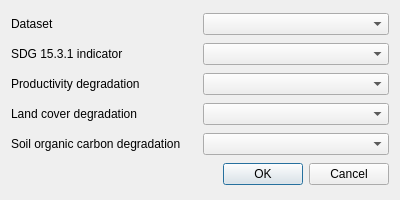
Old version of the form LDMP/gui/DlgSelectDS.ui in the repository ConservationInternational/trends.earth.
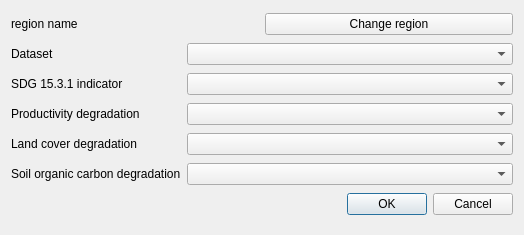
New version of the form. Custom widgets are drawn as their Qt base class.

Commit message: Finalize window for false pos/negative recoding

Diff of the .ui file:
```diff
--- a/LDMP/gui/DlgSelectDS.ui
+++ b/LDMP/gui/DlgSelectDS.ui
@@ -6,22 +6,15 @@
    <rect>
     <x>0</x>
     <y>0</y>
-    <width>400</width>
-    <height>200</height>
+    <width>524</width>
+    <height>235</height>
    </rect>
   </property>
   <property name="windowTitle">
    <string>Dataset selection</string>
   </property>
   <layout class="QGridLayout" name="gridLayout">
-   <item row="0" column="0">
-    <widget class="QLabel" name="label">
-     <property name="text">
-      <string>Dataset</string>
-     </property>
-    </widget>
-   </item>
-   <item row="0" column="1">
+   <item row="1" column="1">
     <widget class="WidgetDataIOSelectTEDatasetExisting" name="combo_dataset">
      <property name="dataset_type" stdset="0">
       <string>sdg-15-3-1-summary</string>
@@ -29,62 +22,102 @@
     </widget>
    </item>
    <item row="2" column="1">
-    <widget class="WidgetDataIOSelectTELayerExisting" name="combo_prod">
-     <property name="layer_type" stdset="0">
-      <string>Land Productivity Dynamics (from JRC)</string>
-     </property>
-    </widget>
-   </item>
-   <item row="2" column="0">
-    <widget class="QLabel" name="label_3">
-     <property name="text">
-      <string>Productivity degradation</string>
-     </property>
-    </widget>
-   </item>
-   <item row="3" column="0">
-    <widget class="QLabel" name="label_4">
-     <property name="text">
-      <string>Land cover degradation</string>
-     </property>
-    </widget>
-   </item>
-   <item row="1" column="1">
     <widget class="WidgetDataIOSelectTELayerExisting" name="combo_sdg">
      <property name="layer_type" stdset="0">
       <string>SDG 15.3.1 Indicator</string>
      </property>
     </widget>
    </item>
-   <item row="4" column="1">
-    <widget class="WidgetDataIOSelectTELayerExisting" name="combo_soil">
-     <property name="layer_type" stdset="0">
-      <string>Soil organic carbon (degradation)</string>
-     </property>
-    </widget>
-   </item>
-   <item row="4" column="0">
+   <item row="5" column="0">
     <widget class="QLabel" name="label_5">
      <property name="text">
       <string>Soil organic carbon degradation</string>
      </property>
     </widget>
    </item>
-   <item row="3" column="1">
-    <widget class="WidgetDataIOSelectTELayerExisting" name="combo_lc">
-     <property name="layer_type" stdset="0">
-      <string>Land cover (degradation)</string>
-     </property>
-    </widget>
-   </item>
    <item row="1" column="0">
+    <widget class="QLabel" name="label">
+     <property name="text">
+      <string>Dataset</string>
+     </property>
+    </widget>
+   </item>
+   <item row="2" column="0">
     <widget class="QLabel" name="label_2">
      <property name="text">
       <string>SDG 15.3.1 indicator</string>
      </property>
     </widget>
    </item>
-   <item row="5" column="0" colspan="2">
+   <item row="0" column="0" colspan="2">
+    <layout class="QHBoxLayout" name="horizontalLayout">
+     <item>
+      <widget class="QLabel" name="region_la">
+       <property name="sizePolicy">
+        <sizepolicy hsizetype="Preferred" vsizetype="Fixed">
+         <horstretch>0</horstretch>
+         <verstretch>0</verstretch>
+        </sizepolicy>
+       </property>
+       <property name="toolTip">
+        <string>The current selected region of interest</string>
+       </property>
+       <property name="text">
+        <string>region name</string>
+       </property>
+       <property name="wordWrap">
+        <bool>true</bool>
+       </property>
+      </widget>
+     </item>
+     <item>
+      <widget class="QPushButton" name="region_button">
+       <property name="toolTip">
+        <string>&lt;html&gt;&lt;head/&gt;&lt;body&gt;&lt;p&gt;Opens settings dialog in order to change region of interest.&lt;/p&gt;&lt;/body&gt;&lt;/html&gt;</string>
+       </property>
+       <property name="text">
+        <string>Change region</string>
+       </property>
+      </widget>
+     </item>
+    </layout>
+   </item>
+   <item row="5" column="1">
+    <widget class="WidgetDataIOSelectTELayerExisting" name="combo_soil">
+     <property name="layer_type" stdset="0">
+      <string>Soil organic carbon (degradation)</string>
+     </property>
+    </widget>
+   </item>
+   <item row="3" column="1">
+    <widget class="WidgetDataIOSelectTELayerExisting" name="combo_prod">
+     <property name="layer_type" stdset="0">
+      <string>Land Productivity Dynamics (from JRC)</string>
+     </property>
+    </widget>
+   </item>
+   <item row="4" column="1">
+    <widget class="WidgetDataIOSelectTELayerExisting" name="combo_lc">
+     <property name="layer_type" stdset="0">
+      <string>Land cover (degradation)</string>
+     </property>
+    </widget>
+   </item>
+   <item row="4" column="0">
+    <widget class="QLabel" name="label_4">
+     <property name="text">
+      <string>Land cover degradation</string>
+     </property>
+    </widget>
+   </item>
+   <item row="3" column="0">
+    <widget class="QLabel" name="label_3">
+     <property name="text">
+      <string>Productivity degradation</string>
+     </property>
+    </widget>
+   </item>
+   <item row="6" column="1">
     <widget class="QDialogButtonBox" name="buttonBox">
      <property name="orientation">
       <enum>Qt::Horizontal</enum>
```
The commit also changes 7 other files.
